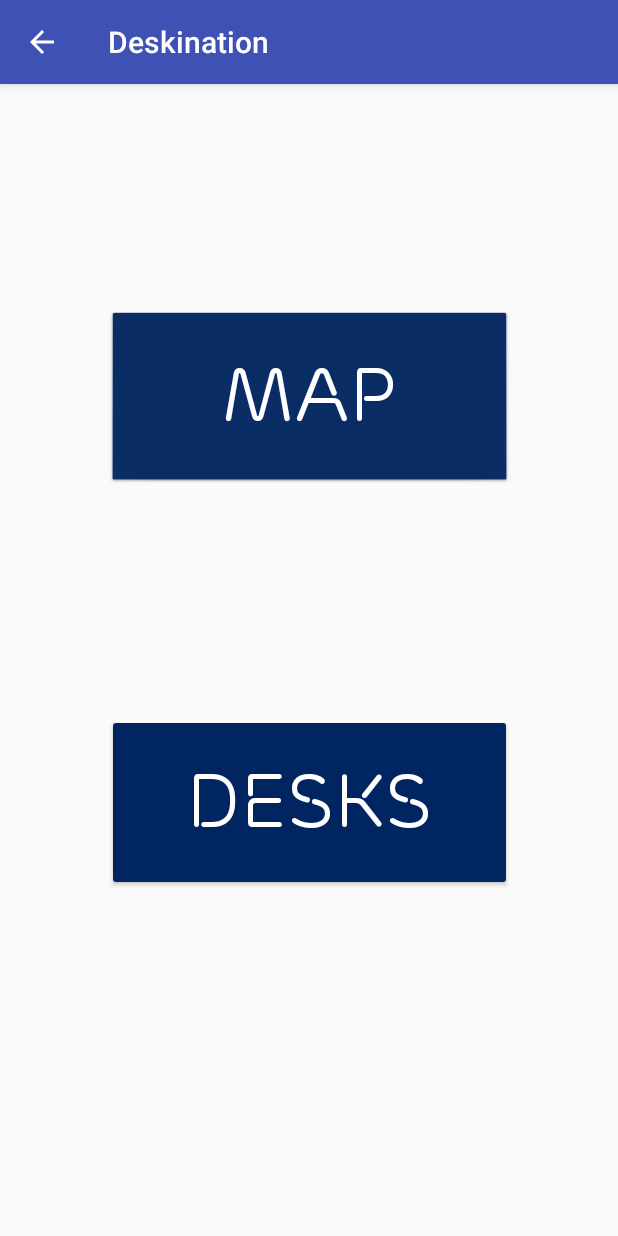
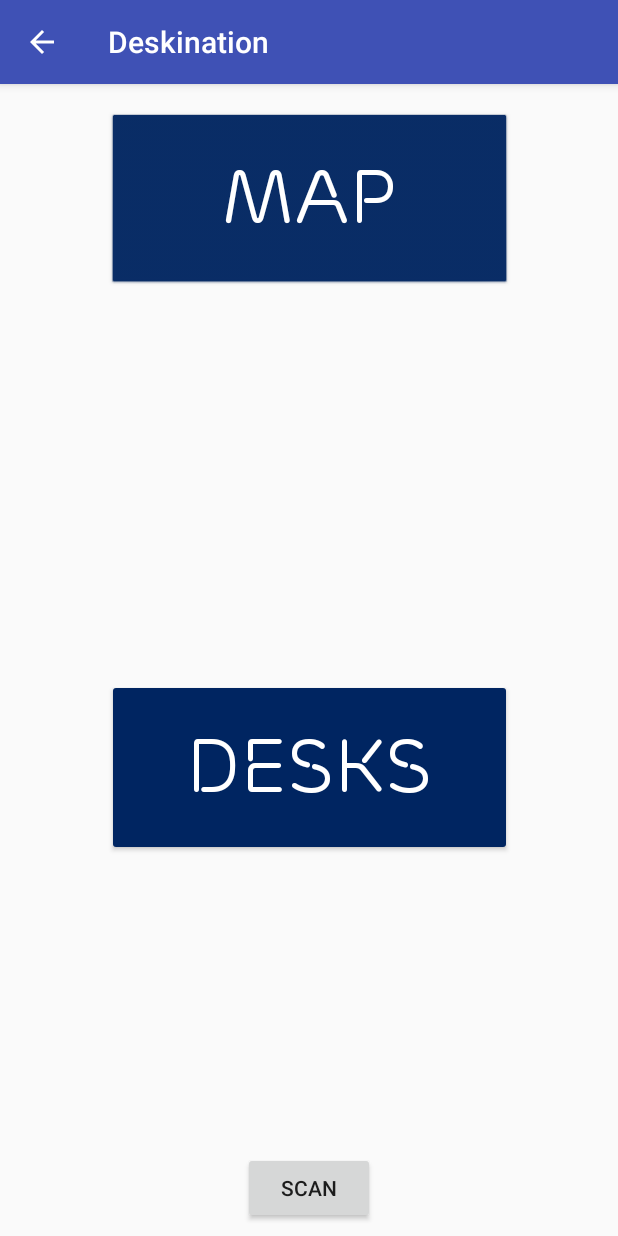
Before and after one commit to EricSumStu/August18, an Android app: the screen it shows after launch (SecondScreenActivity), on a phone screen of 412 x 824 dp. Run offline under Robolectric (Android 15) with nearby library versions, the phone set to English and light mode, and no system bars.

Commit message:
qr Stuff

```diff
--- a/app/build.gradle
+++ b/app/build.gradle
@@ -31,6 +31,8 @@ dependencies {
     androidTestImplementation 'com.android.support.test.espresso:espresso-core:3.0.2'
     implementation 'com.github.bumptech.glide:glide:4.7.1'
 
+    implementation 'me.dm7.barcodescanner:zxing:1.9.8'
+
     implementation project(path: ':library')
 
 }
--- /dev/null
+++ b/app/src/main/java/e/elemcla/helloworldapp/Constants.java
@@ -0,0 +1,5 @@
+package e.elemcla.helloworldapp;
+
+public class Constants {
+    public static final String SCAN_BAR_TEST_KEY= "barCodeText";
+}
--- a/app/src/main/java/e/elemcla/helloworldapp/DesksPage.java
+++ b/app/src/main/java/e/elemcla/helloworldapp/DesksPage.java
@@ -51,6 +51,7 @@ public class DesksPage extends AppCompatActivity {
         fromDropDown.setAdapter(adapter);
         toDropDown.setAdapter(adapter);
         Button theGoButton = findViewById(R.id.goButton);
+
 
         theGoButton.setOnClickListener(new View.OnClickListener() {
             @Override
--- a/app/src/main/java/e/elemcla/helloworldapp/MainActivity.java
+++ b/app/src/main/java/e/elemcla/helloworldapp/MainActivity.java
@@ -4,9 +4,11 @@ import android.content.Intent;
 import android.os.Handler;
 import android.support.v7.app.AppCompatActivity;
 import android.os.Bundle;
+import android.widget.Button;
 
 public class MainActivity extends AppCompatActivity {
     private static int SPLASH_TIME_OUT = 4000;
+    public static String qr = "";
 
     @Override
     protected void onCreate(Bundle savedInstanceState) {
@@ -21,5 +23,7 @@ public class MainActivity extends AppCompatActivity {
             }
 
         },SPLASH_TIME_OUT);
-    }
+        }
+
+
 }
--- a/app/src/main/java/e/elemcla/helloworldapp/SecondScreenActivity.java
+++ b/app/src/main/java/e/elemcla/helloworldapp/SecondScreenActivity.java
@@ -22,6 +22,7 @@ public class SecondScreenActivity extends AppCompatActivity {
         }
 
 
+
         theMapButton.setOnClickListener(new View.OnClickListener() {
 
             @Override
@@ -41,7 +42,13 @@ public class SecondScreenActivity extends AppCompatActivity {
                 startActivity(deskIntent);
             }
         });
+        Button btn10 = (Button) findViewById(R.id.button);
 
+        btn10.setOnClickListener(view -> {
+            Intent intent = new Intent(SecondScreenActivity.this, ScanActivity.class);
+            startActivity(intent);
+
+        });
     }
         @Override
         public boolean onOptionsItemSelected(MenuItem item){
--- a/app/src/main/res/layout/activity_full_map.xml
+++ b/app/src/main/res/layout/activity_full_map.xml
@@ -11,11 +11,10 @@
         android:id="@+id/zoomLayout"
         android:layout_width="wrap_content"
         android:layout_height="wrap_content"
-        app:minZoom="0.7"
-        app:minZoomType="zoom"
         app:maxZoom="3.0"
         app:maxZoomType="zoom"
-        >
+        app:minZoom="0.7"
+        app:minZoomType="zoom">
 
         <ImageView
             android:id="@+id/fullInternalMap"
--- a/app/src/main/res/layout/activity_second_screen.xml
+++ b/app/src/main/res/layout/activity_second_screen.xml
@@ -5,6 +5,20 @@
     android:layout_width="match_parent"
     android:layout_height="match_parent"
     tools:context=".MainActivity">
+
+    <Button
+        android:id="@+id/button"
+        android:layout_width="wrap_content"
+        android:layout_height="wrap_content"
+        android:layout_marginBottom="8dp"
+        android:layout_marginEnd="8dp"
+        android:layout_marginStart="8dp"
+        android:layout_marginTop="8dp"
+        android:text="scan"
+        app:layout_constraintBottom_toBottomOf="parent"
+        app:layout_constraintEnd_toEndOf="parent"
+        app:layout_constraintStart_toStartOf="parent"
+        app:layout_constraintTop_toBottomOf="@+id/textView" />
 
     <Button
         android:id="@+id/mapButton"
@@ -21,22 +35,23 @@
         app:layout_constraintBottom_toTopOf="@+id/desksButton"
         app:layout_constraintEnd_toEndOf="parent"
         app:layout_constraintStart_toStartOf="parent"
-        app:layout_constraintTop_toTopOf="parent" />
+        app:layout_constraintTop_toTopOf="parent"
+        app:layout_constraintVertical_bias="0.043" />
 
     <Button
         android:id="@+id/desksButton"
         android:layout_width="270dp"
+        android:layout_height="118dp"
         android:backgroundTint="#002561"
-        android:layout_height="118dp"
+        android:fontFamily="@font/ericsson_font"
         android:text="Desks"
-        android:fontFamily="@font/ericsson_font"
+        android:textColor="#ffffff"
         android:textSize="50sp"
-        android:textColor="#ffffff"
         app:layout_constraintBottom_toBottomOf="parent"
         app:layout_constraintEnd_toEndOf="parent"
         app:layout_constraintStart_toStartOf="parent"
         app:layout_constraintTop_toTopOf="parent"
-        app:layout_constraintVertical_bias="0.646" />
+        app:layout_constraintVertical_bias="0.61" />
 
 
 
--- /dev/null
+++ b/app/src/main/res/values/dimens.xml
@@ -0,0 +1,3 @@
+<resources>
+    <dimen name="fab_margin">16dp</dimen>
+</resources>
--- a/app/src/main/res/values/strings.xml
+++ b/app/src/main/res/values/strings.xml
@@ -1,3 +1,4 @@
 <resources>
     <string name="app_name">Hello World App</string>
+    <string name="title_activity_treasure">treasure</string>
 </resources>
```
Also changed, not shown: app/src/main/AndroidManifest.xml (+9 -1 lines), app/src/main/java/e/elemcla/helloworldapp/ScanActivity.java (added, +45 -0 lines), app/src/main/java/e/elemcla/helloworldapp/treasure.java (added, +64 -0 lines), app/src/main/res/layout/activity_treasure.xml (added, +41 -0 lines), app/src/main/res/values/styles.xml (+9 -0 lines).
